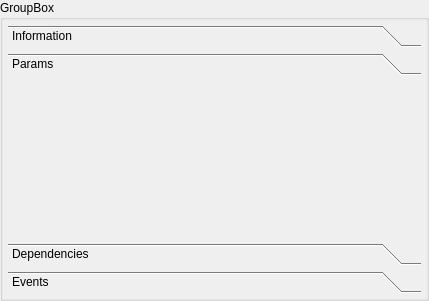
Above: view/modulePage.ui from zpp0/wsnsim-preprocessor before the change. Below: the same form after it.
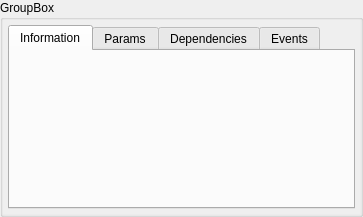
That is the form after the change.

Commit message: the toolBox in module Page morphed to tabwidget, tabs become invisible when are not necessary

```diff
--- a/view/modulePage.ui
+++ b/view/modulePage.ui
@@ -6,8 +6,8 @@
    <rect>
     <x>0</x>
     <y>0</y>
-    <width>429</width>
-    <height>301</height>
+    <width>363</width>
+    <height>217</height>
    </rect>
   </property>
   <property name="windowTitle">
@@ -33,8 +33,8 @@
        <rect>
         <x>0</x>
         <y>0</y>
-        <width>425</width>
-        <height>283</height>
+        <width>359</width>
+        <height>199</height>
        </rect>
       </property>
       <layout class="QGridLayout" name="gridLayout_5">
@@ -42,15 +42,12 @@
         <number>5</number>
        </property>
        <item row="0" column="0">
-        <widget class="QToolBox" name="toolBox">
-         <property name="frameShape">
-          <enum>QFrame::NoFrame</enum>
-         </property>
+        <widget class="QTabWidget" name="tabWidget">
          <property name="currentIndex">
           <number>1</number>
          </property>
-         <widget class="QWidget" name="infoPage">
-          <attribute name="label">
+         <widget class="QWidget" name="infoPage" native="true">
+          <attribute name="title">
            <string>Information</string>
           </attribute>
           <layout class="QGridLayout" name="gridLayout_6">
@@ -62,16 +59,8 @@
            </item>
           </layout>
          </widget>
-         <widget class="QWidget" name="paramsPage">
-          <property name="geometry">
-           <rect>
-            <x>0</x>
-            <y>0</y>
-            <width>415</width>
-            <height>161</height>
-           </rect>
-          </property>
-          <attribute name="label">
+         <widget class="QWidget" name="paramsPage" native="true">
+          <attribute name="title">
            <string>Params</string>
           </attribute>
           <layout class="QGridLayout" name="gridLayout_2">
@@ -83,16 +72,8 @@
            </item>
           </layout>
          </widget>
-         <widget class="QWidget" name="dependenciesPage">
-          <property name="geometry">
-           <rect>
-            <x>0</x>
-            <y>0</y>
-            <width>415</width>
-            <height>161</height>
-           </rect>
-          </property>
-          <attribute name="label">
+         <widget class="QWidget" name="dependenciesPage" native="true">
+          <attribute name="title">
            <string>Dependencies</string>
           </attribute>
           <layout class="QGridLayout" name="gridLayout_4">
@@ -104,8 +85,8 @@
            </item>
           </layout>
          </widget>
-         <widget class="QWidget" name="eventsPage">
-          <attribute name="label">
+         <widget class="QWidget" name="eventsPage" native="true">
+          <attribute name="title">
            <string>Events</string>
           </attribute>
           <layout class="QGridLayout" name="gridLayout_3">
```
Left out of the diff: 26 changed lines with no effect on the pictures. The commit also changes 1 other file.
